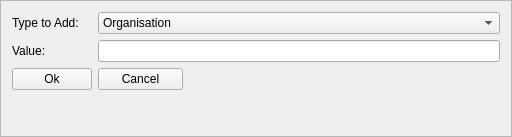
The window that buildings/gui/new_entry.ui (linz/nz-buildings) describes before a commit, drawn with Qt 5.
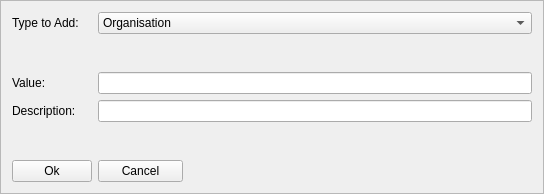
The same window after the commit.

Patch:
```diff
--- a/buildings/gui/new_entry.ui
+++ b/buildings/gui/new_entry.ui
@@ -6,8 +6,8 @@
    <rect>
     <x>0</x>
     <y>0</y>
-    <width>512</width>
-    <height>137</height>
+    <width>544</width>
+    <height>194</height>
    </rect>
   </property>
   <property name="windowTitle">
@@ -20,6 +20,16 @@
    <enum>QFrame::Raised</enum>
   </property>
   <layout class="QFormLayout" name="formLayout">
+   <property name="fieldGrowthPolicy">
+    <enum>QFormLayout::AllNonFixedFieldsGrow</enum>
+   </property>
+   <item row="1" column="0">
+    <widget class="QLabel" name="l_type_to_add">
+     <property name="text">
+      <string>Type to Add:</string>
+     </property>
+    </widget>
+   </item>
    <item row="1" column="1">
     <widget class="QComboBox" name="cmb_new_type_selection">
      <item>
@@ -44,8 +54,18 @@
      </item>
     </widget>
    </item>
-   <item row="4" column="1">
-    <widget class="QLineEdit" name="le_new_entry"/>
+   <item row="2" column="1">
+    <spacer name="verticalSpacer">
+     <property name="orientation">
+      <enum>Qt::Vertical</enum>
+     </property>
+     <property name="sizeHint" stdset="0">
+      <size>
+       <width>20</width>
+       <height>40</height>
+      </size>
+     </property>
+    </spacer>
    </item>
    <item row="4" column="0">
     <widget class="QLabel" name="l_value">
@@ -54,14 +74,33 @@
      </property>
     </widget>
    </item>
-   <item row="1" column="0">
-    <widget class="QLabel" name="l_type_to_add">
+   <item row="4" column="1">
+    <widget class="QLineEdit" name="le_new_entry"/>
+   </item>
+   <item row="5" column="0">
+    <widget class="QLabel" name="l_description">
      <property name="text">
-      <string>Type to Add:</string>
+      <string>Description:</string>
      </property>
     </widget>
    </item>
-   <item row="6" column="0">
+   <item row="5" column="1">
+    <widget class="QLineEdit" name="le_description"/>
+   </item>
+   <item row="6" column="1">
+    <spacer name="verticalSpacer_2">
+     <property name="orientation">
+      <enum>Qt::Vertical</enum>
+     </property>
+     <property name="sizeHint" stdset="0">
+      <size>
+       <width>20</width>
+       <height>40</height>
+      </size>
+     </property>
+    </spacer>
+   </item>
+   <item row="7" column="0">
     <widget class="QPushButton" name="btn_ok">
      <property name="maximumSize">
       <size>
@@ -74,7 +113,7 @@
      </property>
     </widget>
    </item>
-   <item row="6" column="1">
+   <item row="7" column="1">
     <widget class="QPushButton" name="btn_cancel">
      <property name="maximumSize">
       <size>
```
